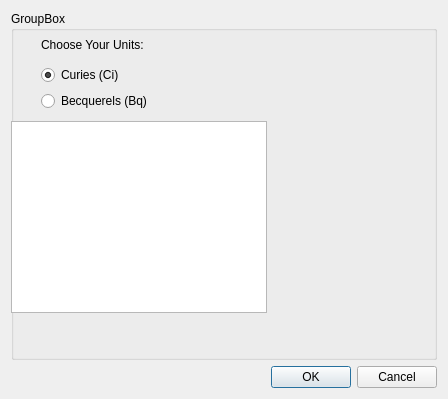
Old version of the form src/ZapMeNotQt/ui/ActivitiesDialog.ui in the repository AlanFord/ZapMeNotQt.
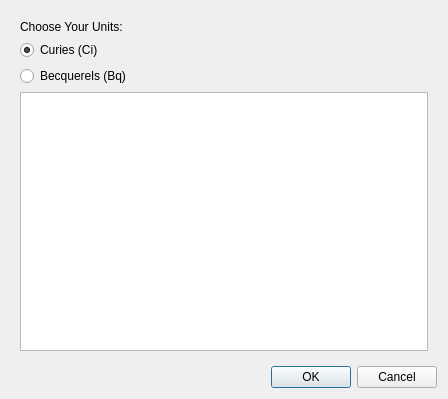
New version of the form.

Commit message: activities dialog now interfaces with pandas dataframe

The edit to the form file:
```diff
--- a/src/ZapMeNotQt/ui/ActivitiesDialog.ui
+++ b/src/ZapMeNotQt/ui/ActivitiesDialog.ui
@@ -15,19 +15,7 @@
   </property>
   <layout class="QVBoxLayout" name="verticalLayout_2">
    <item>
-    <widget class="QGroupBox" name="groupBox">
-     <property name="title">
-      <string>GroupBox</string>
-     </property>
-     <widget class="QWidget" name="verticalLayoutWidget">
-      <property name="geometry">
-       <rect>
-        <x>30</x>
-        <y>20</y>
-        <width>160</width>
-        <height>80</height>
-       </rect>
-      </property>
+    <widget class="QFrame" name="frame">
       <layout class="QVBoxLayout" name="verticalLayout">
        <item>
         <widget class="QLabel" name="label">
@@ -53,18 +41,10 @@
          </property>
         </widget>
        </item>
-      </layout>
-     </widget>
-     <widget class="QTableView" name="tableView">
-      <property name="geometry">
-       <rect>
-        <x>0</x>
-        <y>110</y>
-        <width>256</width>
-        <height>192</height>
-       </rect>
-      </property>
-     </widget>
+      <item>
+       <widget class="QTableView" name="tableView"/>
+      </item>
+     </layout>
     </widget>
    </item>
    <item>
```
Lines whose indentation alone changed are shown as unchanged. The commit also changes 2 other files.
